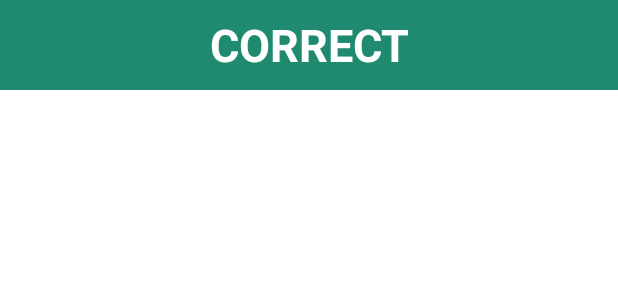
After one commit to zakirhusain-3802/QuizApp, an Android app: the layout custom_dailog.xml on its own in the app's theme, with its tools: preview values and no code run, on a phone screen of 412 x 824 dp. The commit adds this screen. Shown: the top 300 px of the screen. Run offline under Robolectric (Android 15) with nearby library versions, the phone set to English and light mode, and no system bars.

Commit message:
Dailog implemented

```diff
--- a/app/src/main/res/drawable/progrees_bar.xml
+++ b/app/src/main/res/drawable/progrees_bar.xml
@@ -2,7 +2,7 @@
 <layer-list xmlns:android="http://schemas.android.com/apk/res/android">
     <item android:id="@android:id/background">
         <shape>
-            <solid android:color="@color/black" /> <!-- Background color -->
+            <solid android:color="@color/white" /> <!-- Background color -->
         </shape>
     </item>
     <item android:id="@android:id/progress">
--- /dev/null
+++ b/app/src/main/res/layout/custom_dailog.xml
@@ -0,0 +1,23 @@
+<?xml version="1.0" encoding="utf-8"?>
+<FrameLayout xmlns:android="http://schemas.android.com/apk/res/android"
+    android:layout_width="match_parent"
+    android:layout_height="match_parent">
+    <FrameLayout
+        android:layout_width="match_parent"
+        android:layout_height="60dp"
+        android:background="@color/green"
+        >
+
+        <TextView
+            android:id="@+id/textView2"
+            android:layout_width="match_parent"
+            android:layout_height="match_parent"
+            android:text="CORRECT"
+android:gravity="center"
+            android:textColor="@color/white"
+            android:layout_gravity="center"
+            android:textSize="30sp"
+            android:textStyle="bold"
+             />
+    </FrameLayout>
+</FrameLayout>
--- a/build.gradle
+++ b/build.gradle
@@ -1,7 +1,7 @@
 // Top-level build file where you can add configuration options common to all sub-projects/modules.
 plugins {
-    id 'com.android.application' version '7.2.2' apply false
-    id 'com.android.library' version '7.2.2' apply false
+    id 'com.android.application' version '7.4.2' apply false
+    id 'com.android.library' version '7.4.2' apply false
     id 'org.jetbrains.kotlin.android' version '1.7.10' apply false
 }
 
```
Also changed, not shown: app/src/main/AndroidManifest.xml (+5 -5 lines), app/src/main/java/com/yasma/quiz/MainActivity.kt (+1 -12 lines), app/src/main/java/com/yasma/quiz/question_dis.kt (+149 -103 lines), app/src/main/res/layout/activity_question_dis.xml (+32 -32 lines), app/src/main/res/layout/custom_wrong.xml (added, +23 -0 lines), gradle/wrapper/gradle-wrapper.properties.
